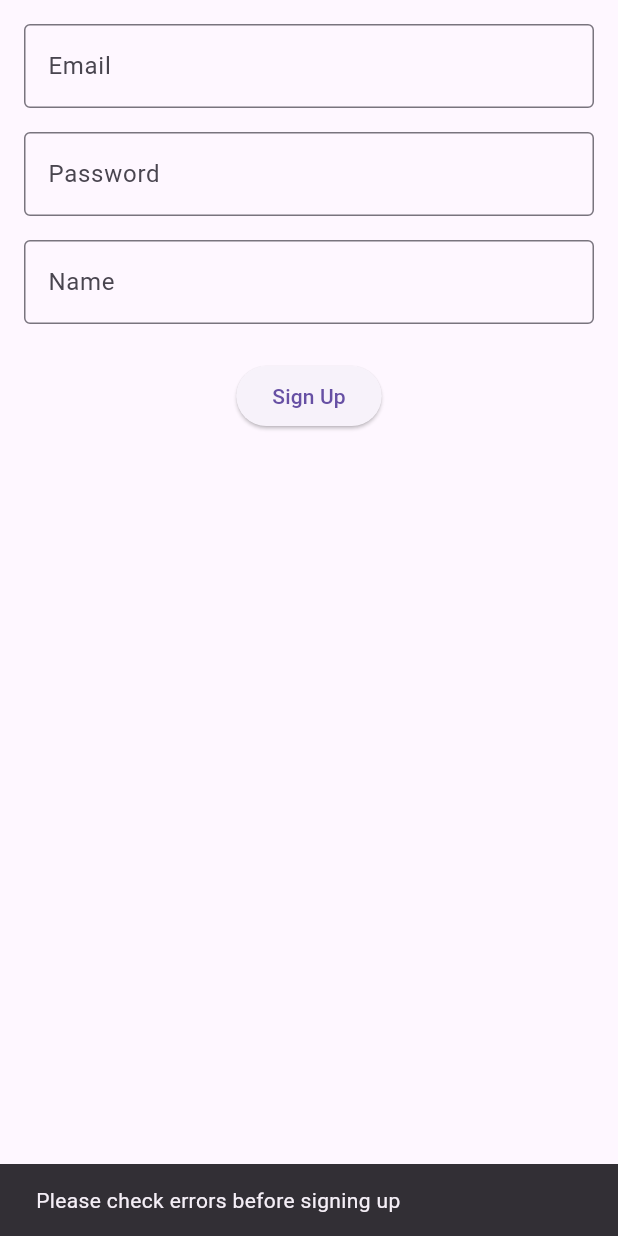
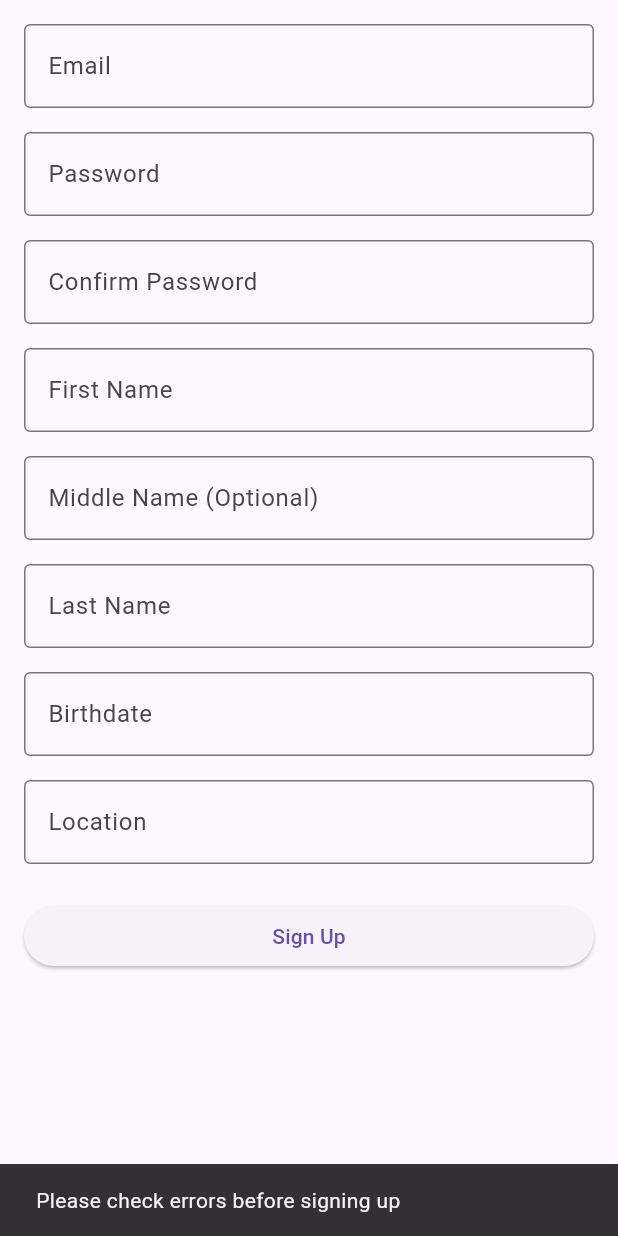
Before and after one commit to JaysonSales/my_app, a Flutter app: the SignUpPage screen opened directly, after a tap on "Sign Up", on a phone screen of 412 x 824 dp. Run offline on Flutter 3.47's test engine with Material 3 defaults, Android fonts, the phone set to English and light mode, and no system bars; drawn by our look-alikes of flutter_form_builder; our stand-ins replace form_builder_validators, go_router; accounts and stored records are empty.

Commit message:
fix signup redirect

```diff
--- a/lib/src/pages/private/dashboard/index.dart
+++ b/lib/src/pages/private/dashboard/index.dart
@@ -8,6 +8,6 @@ class HomePage extends StatelessWidget {
 
   @override
   Widget build(BuildContext context) {
-    return Scaffold(body: Center(child: Text('Welcome, ${user.name}!!')));
+    return Scaffold(body: Center(child: Text('Welcome, ${user.firstName}!!')));
   }
 }
--- a/lib/src/pages/public/auth/sign_up/sign_up_page.dart
+++ b/lib/src/pages/public/auth/sign_up/sign_up_page.dart
@@ -1,6 +1,7 @@
 import 'package:flutter/material.dart';
 import 'package:flutter_form_builder/flutter_form_builder.dart';
 import 'package:form_builder_validators/form_builder_validators.dart';
+import 'package:go_router/go_router.dart';
 import 'package:my_app/src/provider/core/auth_provider.dart';
 
 class SignUpPage extends StatefulWidget {
@@ -27,24 +28,23 @@ class SignUpPageState extends State<SignUpPage> {
 
     try {
       await _authService.register(
-        formData['email'],
-        formData['password'],
-        formData['name'],
+        email: formData['email'],
+        password: formData['password'],
+        firstName: formData['firstName'],
+        lastName: formData['lastName'],
+        middleName: formData['middleName'],
+        birthDate: formData['birthDate'],
+        location: formData['location'],
       );
 
       if (!mounted) return;
       ScaffoldMessenger.of(context).showSnackBar(
-        SnackBar(
-          content: Text(
-            'Signed up!\nEmail: ${formData['email']}\nName: ${formData['name']}',
-          ),
-          duration: const Duration(seconds: 3),
-        ),
+        const SnackBar(content: Text("Sign up successful! Please sign in.")),
       );
-
-      await Future.delayed(const Duration(seconds: 2));
-      if (!mounted) return;
-      Navigator.of(context).pop();
+      context.go(
+        '/signin',
+        extra: {'email': formData['email'], 'password': formData['password']},
+      );
     } catch (e) {
       if (!mounted) return;
       ScaffoldMessenger.of(context).showSnackBar(
@@ -60,7 +60,7 @@ class SignUpPageState extends State<SignUpPage> {
         padding: const EdgeInsets.all(16.0),
         child: FormBuilder(
           key: _formKey,
-          child: Column(
+          child: ListView(
             children: [
               FormBuilderTextField(
                 name: 'email',
@@ -88,9 +88,65 @@ class SignUpPageState extends State<SignUpPage> {
               ),
               const SizedBox(height: 16),
               FormBuilderTextField(
-                name: 'name',
+                name: 'confirm_password',
                 decoration: const InputDecoration(
-                  labelText: 'Name',
+                  labelText: 'Confirm Password',
+                  border: OutlineInputBorder(),
+                ),
+                obscureText: true,
+                validator: (val) {
+                  final password =
+                      _formKey.currentState?.fields['password']?.value;
+                  if (val == null || val.isEmpty) {
+                    return 'Please confirm your password';
+                  }
+                  if (val != password) {
+                    return 'Passwords do not match';
+                  }
+                  return null;
+                },
+              ),
+              const SizedBox(height: 16),
+              FormBuilderTextField(
+                name: 'firstName',
+                decoration: const InputDecoration(
+                  labelText: 'First Name',
+                  border: OutlineInputBorder(),
+                ),
+                validator: FormBuilderValidators.required(),
+              ),
+              const SizedBox(height: 16),
+              FormBuilderTextField(
+                name: 'middleName',
+                decoration: const InputDecoration(
+                  labelText: 'Middle Name (Optional)',
+                  border: OutlineInputBorder(),
+                ),
+              ),
+              const SizedBox(height: 16),
+              FormBuilderTextField(
+                name: 'lastName',
+                decoration: const InputDecoration(
+                  labelText: 'Last Name',
+                  border: OutlineInputBorder(),
+                ),
+                validator: FormBuilderValidators.required(),
+              ),
+              const SizedBox(height: 16),
+              FormBuilderDateTimePicker(
+                name: 'birthDate',
+                inputType: InputType.date,
+                decoration: const InputDecoration(
+                  labelText: 'Birthdate',
+                  border: OutlineInputBorder(),
+                ),
+                validator: FormBuilderValidators.required(),
+              ),
+              const SizedBox(height: 16),
+              FormBuilderTextField(
+                name: 'location',
+                decoration: const InputDecoration(
+                  labelText: 'Location',
                   border: OutlineInputBorder(),
                 ),
                 validator: FormBuilderValidators.required(),
--- a/lib/src/provider/core/auth_provider.dart
+++ b/lib/src/provider/core/auth_provider.dart
@@ -3,17 +3,65 @@ import 'dart:async';
 class User {
   final String email;
   final String password;
-  final String name;
+  final String firstName;
+  final String? middleName;
+  final String lastName;
+  final DateTime birthDate;
+  final String location;
 
-  const User({required this.email, required this.password, required this.name});
+  const User({
+    required this.email,
+    required this.password,
+    required this.firstName,
+    this.middleName,
+    required this.lastName,
+    required this.birthDate,
+    required this.location,
+  });
+
+  String get fullName {
+    if (middleName != null && middleName!.isNotEmpty) {
+      return "$firstName ${middleName![0]}. $lastName";
+    }
+    return "$firstName $lastName";
+  }
 }
 
 class AuthService {
   static final List<User> _users = [
-    const User(email: 'test@example.com', password: 'password', name: "Test User"),
-    const User(email: 'user1@example.com', password: 'pass1', name: "User One"),
-    const User(email: 'user2@example.com', password: 'pass2', name: "User Two"),
-    const User(email: 'jayson', password: 'kahitano', name: "Jayson"),
+    User(
+      email: 'test@example.com',
+      password: 'password',
+      firstName: "Test",
+      lastName: "User",
+      birthDate: DateTime(1995, 5, 20),
+      location: "New York, USA",
+    ),
+    User(
+      email: 'user1@example.com',
+      password: 'pass1',
+      firstName: "User",
+      lastName: "One",
+      birthDate: DateTime(1990, 1, 1),
+      location: "California, USA",
+    ),
+    User(
+      email: 'user2@example.com',
+      password: 'pass2',
+      firstName: "User",
+      lastName: "Two",
+      birthDate: DateTime(1992, 6, 15),
+      location: "Texas, USA",
+    ),
+    User(
+      email: 'jayson',
+      password: 'kahitano',
+      firstName: "Jayson",
+      lastName: "Sales",
+      middleName: "M",
+      birthDate: DateTime(2000, 12, 5),
+      location: "Philippines",
+    ),
   ];
 
   User? _currentUser;
@@ -31,16 +79,33 @@ class AuthService {
     return null;
   }
 
-  Future<void> register(String email, String password, String name) async {
+  Future<void> register({
+    required String email,
+    required String password,
+    required String firstName,
+    String? middleName,
+    required String lastName,
+    required DateTime birthDate,
+    required String location,
+  }) async {
     await Future.delayed(const Duration(seconds: 1));
 
     for (final user in _users) {
       if (user.email == email) {
-        throw Exception('User already exists');
+        throw Exception('Email already exists');
       }
     }
 
-    final newUser = User(email: email, password: password, name: name);
+    final newUser = User(
+      email: email,
+      password: password,
+      firstName: firstName,
+      middleName: middleName,
+      lastName: lastName,
+      birthDate: birthDate,
+      location: location,
+    );
+
     _users.add(newUser);
     _currentUser = newUser;
   }
@@ -51,4 +116,6 @@ class AuthService {
   }
 
   bool get isLoggedIn => _currentUser != null;
+
+  List<User> get allUsers => List.unmodifiable(_users);
 }
```
Also changed, not shown: lib/src/pages/public/auth/sign_in/sign_in_page.dart (+37 -4 lines).
